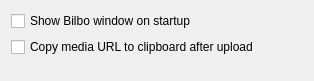
Qt form bilbo/settingsbase.ui (mtux/bilbo) before a commit.
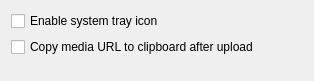
The same form after that commit.

Commit message: Using System tray Icon made optional. and disabled by default. supportCategory and supportTag functions added to BilboBlog!

Patch:
```diff
--- a/bilbo/settingsbase.ui
+++ b/bilbo/settingsbase.ui
@@ -13,7 +13,7 @@
    <item row="0" column="0" colspan="2" >
     <widget class="QCheckBox" name="kcfg_showMainOnStart" >
      <property name="text" >
-      <string>Show Bilbo window on startup</string>
+      <string>Enable system tray icon</string>
      </property>
     </widget>
    </item>
```
Left out of the diff: 2 changed lines with no effect on the pictures. The commit also changes 9 other files.
